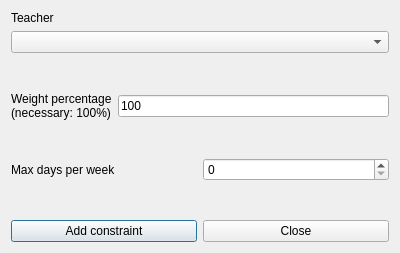
Old version of the form fet/src/interface/addconstraintteachermaxdaysperweekform_template.ui in the repository vonmecheln/fet.
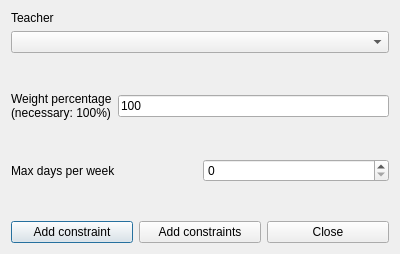
New version of the form.

What changed in the file:
```diff
--- a/fet/src/interface/addconstraintteachermaxdaysperweekform_template.ui
+++ b/fet/src/interface/addconstraintteachermaxdaysperweekform_template.ui
@@ -7,7 +7,7 @@
     <x>0</x>
     <y>0</y>
     <width>400</width>
-    <height>253</height>
+    <height>254</height>
    </rect>
   </property>
   <property name="windowTitle">
@@ -146,6 +146,13 @@
        </property>
       </widget>
      </item>
+     <item>
+      <widget class="QPushButton" name="addConstraintsPushButton">
+       <property name="text">
+        <string>Add constraints</string>
+       </property>
+      </widget>
+     </item>
      <item>
       <widget class="QPushButton" name="closePushButton">
        <property name="text">
```
